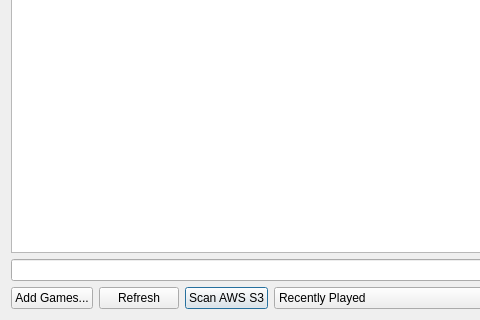
The window that Source/ui_qt/Qt_ui/bootablelistdialog.ui (jpd002/Play-) describes before a commit, drawn with Qt 5; both pictures show x 0 to 480 and y 110 to 430 of the 825 by 430 pixel window.
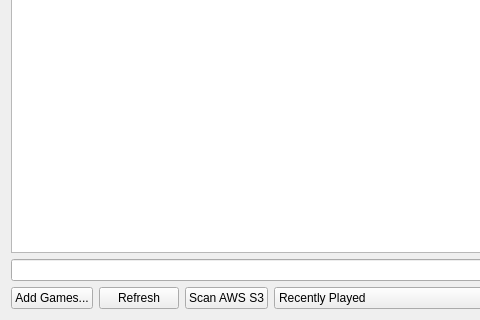
The same window after the commit.

Commit message: we dont want to auto default to s3 scan button

```diff
--- a/Source/ui_qt/Qt_ui/bootablelistdialog.ui
+++ b/Source/ui_qt/Qt_ui/bootablelistdialog.ui
@@ -129,6 +129,9 @@
        <property name="text">
         <string>Scan AWS S3</string>
        </property>
+       <property name="autoDefault">
+        <bool>false</bool>
+       </property>
       </widget>
      </item>
      <item>
```
